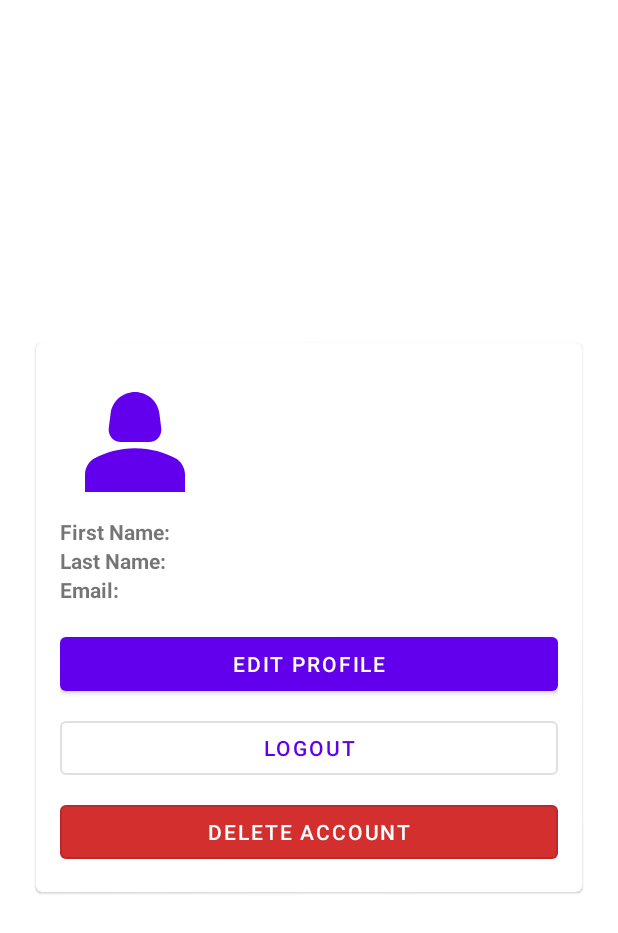
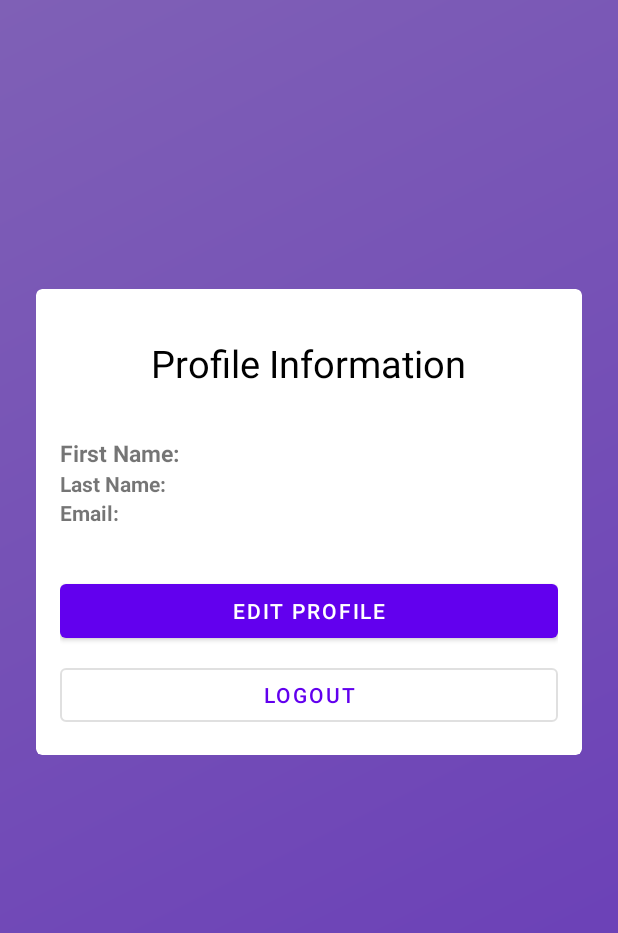
Before and after one commit to LethalDriver/CognitiveTests, an Android app: the layout fragment_user_profile.xml on its own in the app's theme, with its tools: preview values and no code run, on a phone screen of 412 x 824 dp. Shown: the top 933 px of the screen. Run offline under Robolectric (Android 15) with nearby library versions, the phone set to English and light mode, and no system bars.

Commit message:
Styled user profile and edit profile

```diff
--- a/app/src/main/res/layout/fragment_user_profile.xml
+++ b/app/src/main/res/layout/fragment_user_profile.xml
@@ -1,35 +1,40 @@
 <?xml version="1.0" encoding="utf-8"?>
-<LinearLayout xmlns:android="http://schemas.android.com/apk/res/android"
+<androidx.constraintlayout.widget.ConstraintLayout xmlns:android="http://schemas.android.com/apk/res/android"
     android:layout_width="match_parent"
     android:layout_height="match_parent"
+    xmlns:app="http://schemas.android.com/apk/res-auto"
     android:gravity="center"
     android:orientation="vertical"
-    android:padding="16dp">
+    android:padding="16dp"
+    android:background="@drawable/gradient_background">
 
     <com.google.android.material.card.MaterialCardView
         android:layout_width="match_parent"
         android:layout_height="wrap_content"
-        android:layout_margin="8dp"
-        android:padding="16dp">
-
+        android:layout_marginHorizontal="8dp"
+        android:layout_marginBottom="128dp"
+        android:padding="16dp"
+        app:layout_constraintBottom_toBottomOf="parent"
+        app:layout_constraintEnd_toEndOf="parent"
+        app:layout_constraintStart_toStartOf="parent"
+        app:layout_constraintTop_toTopOf="parent">
 
         <LinearLayout
             android:layout_width="match_parent"
             android:layout_height="wrap_content"
-            android:padding="16dp"
-            android:orientation="vertical">
+            android:orientation="vertical"
 
-            <LinearLayout
-                android:layout_width="match_parent"
-                android:layout_height="wrap_content">
+            android:padding="16dp">
 
-                <ImageView
-                    android:id="@+id/profileImage"
-                    android:layout_width="100dp"
-                    android:layout_height="100dp"
-                    android:src="@drawable/baseline_person_2_24" />
-
-            </LinearLayout>
+            <TextView
+                android:layout_width="wrap_content"
+                android:layout_height="wrap_content"
+                android:layout_gravity="center_horizontal"
+                android:layout_marginTop="16dp"
+                android:layout_marginBottom="32dp"
+                android:text="Profile Information"
+                android:textColor="@color/black"
+                android:textSize="25sp" />
 
             <LinearLayout
                 android:layout_width="match_parent"
@@ -39,6 +44,7 @@
                 <TextView
                     android:layout_width="wrap_content"
                     android:layout_height="wrap_content"
+                    android:textSize="15sp"
                     android:text="First Name:"
                     android:textStyle="bold" />
 
@@ -70,6 +76,7 @@
             <LinearLayout
                 android:layout_width="match_parent"
                 android:layout_height="wrap_content"
+                android:layout_marginBottom="16dp"
                 android:orientation="horizontal">
 
                 <TextView
@@ -86,35 +93,24 @@
             </LinearLayout>
 
 
+            <Button
+                android:id="@+id/editProfileButton"
+                android:layout_width="match_parent"
+                android:layout_height="wrap_content"
+                android:layout_marginTop="16dp"
+                android:text="Edit Profile" />
 
-                <Button
-                    android:layout_width="match_parent"
-                    android:layout_height="wrap_content"
-                    android:text="Edit Profile"
-                    android:id="@+id/editProfileButton"
-                    android:layout_marginTop="16dp"/>
-
-                <Button
-                    android:layout_width="match_parent"
-                    android:layout_height="wrap_content"
-                    style="@style/Widget.MaterialComponents.Button.OutlinedButton"
-                    android:text="Logout"
-                    android:id="@+id/logoutButton"
-                    android:layout_marginTop="8dp"
-                    />
-
-                <Button
-                    android:layout_width="match_parent"
-                    android:layout_height="wrap_content"
-                    android:text="Delete Account"
-                    android:id="@+id/deleteAccountButton"
-                    android:layout_marginTop="8dp"
-                    style="@style/DeleteButtonStyle"
-                    />
+            <Button
+                android:id="@+id/logoutButton"
+                style="@style/Widget.MaterialComponents.Button.OutlinedButton"
+                android:layout_width="match_parent"
+                android:layout_height="wrap_content"
+                android:layout_marginTop="8dp"
+                android:text="Logout" />
 
 
         </LinearLayout>
 
     </com.google.android.material.card.MaterialCardView>
 
-</LinearLayout>
+</androidx.constraintlayout.widget.ConstraintLayout>
```
Also changed, not shown: app/src/main/res/layout/fragment_edit_profile_data.xml (+30 -15 lines).
